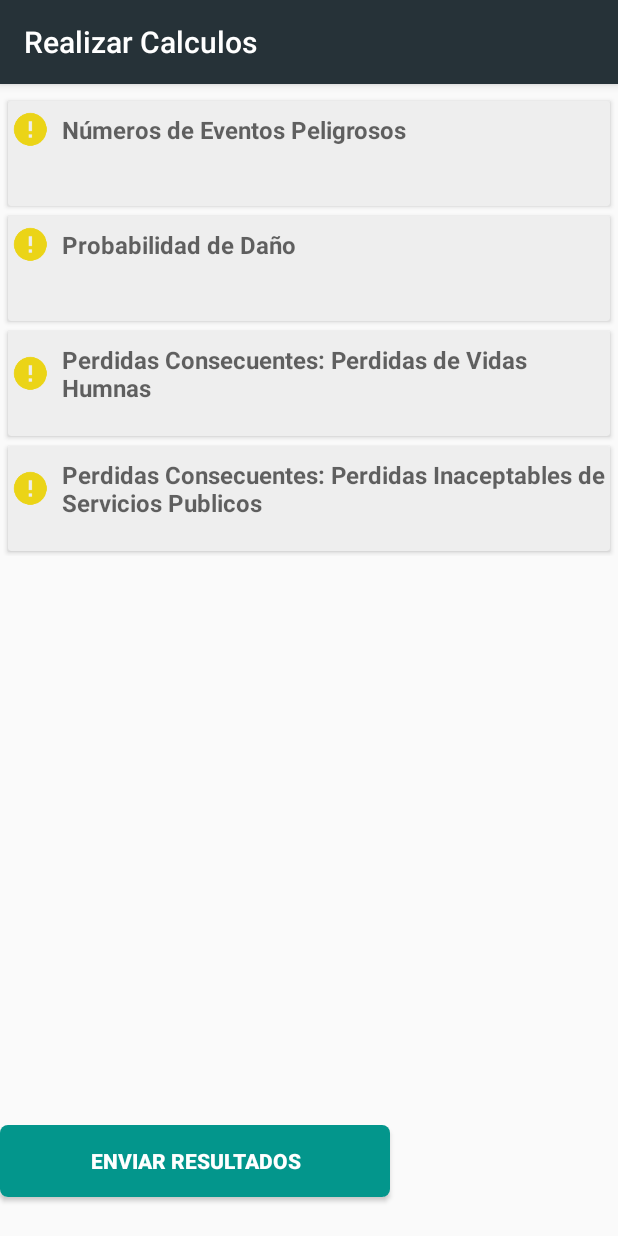
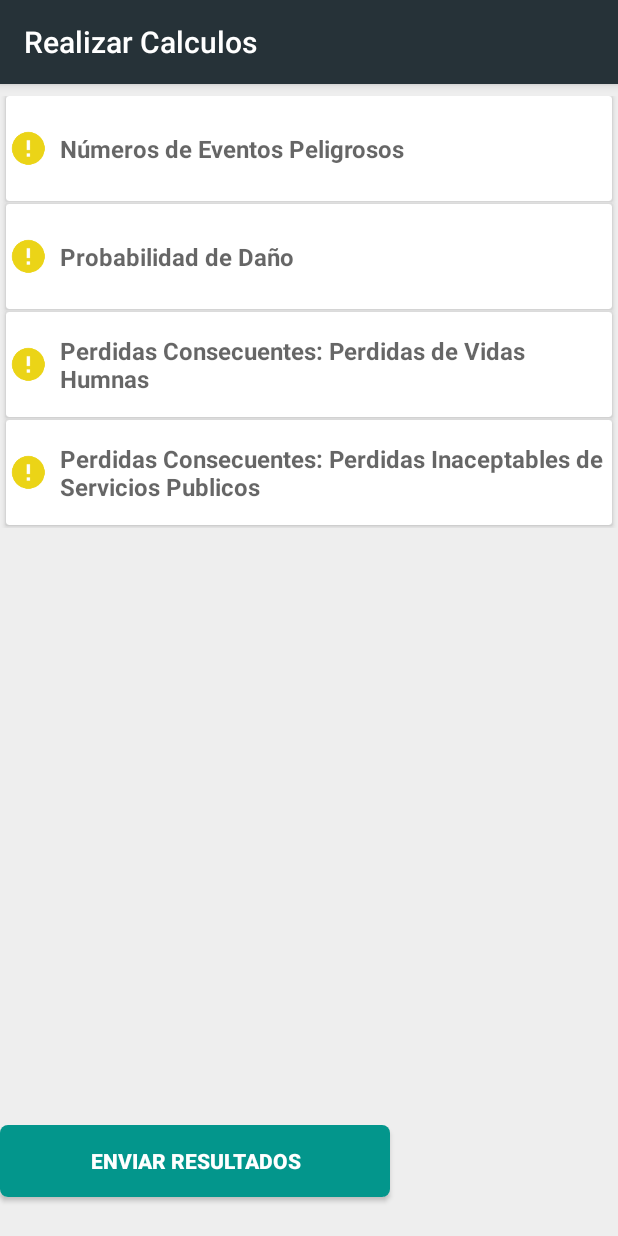
Before and after one commit to catr7/thunderbolt, an Android app: the RealizarCalculosActivity screen opened directly, with no data from a screen before it, on a phone screen of 412 x 824 dp. Run offline under Robolectric (Android 15) with nearby library versions, the phone set to English and light mode, and no system bars; libraries missing offline, so code that uses them is left out: com.j256.ormlite; 1 statement that could not run was skipped.

Commit message:
se arreglan problemas de estilo

```diff
--- a/Thunderbolt/app/src/main/res/layout/activity_realizar_calculos.xml
+++ b/Thunderbolt/app/src/main/res/layout/activity_realizar_calculos.xml
@@ -5,6 +5,7 @@
     android:layout_width="match_parent"
     android:layout_height="match_parent"
     android:fitsSystemWindows="true"
+    android:background="@color/windowBackground"
     tools:context="com.thunderbolt.android.vista.CrearProyectoActivity">
 
     <android.support.design.widget.AppBarLayout
--- a/Thunderbolt/app/src/main/res/layout/cv_calculos_princiaples.xml
+++ b/Thunderbolt/app/src/main/res/layout/cv_calculos_princiaples.xml
@@ -5,19 +5,18 @@
     android:id="@+id/cvGenericValues"
     android:layout_width="match_parent"
     android:layout_height="70dp"
-    android:layout_marginBottom="3dp"
-    android:layout_marginLeft="5dp"
-    android:layout_marginRight="5dp"
-    android:layout_marginTop="3dp"
-    app:cardBackgroundColor="@color/windowBackground"
+    android:layout_marginBottom="2dp"
+    android:layout_marginLeft="4dp"
+    android:layout_marginRight="4dp"
+    android:padding="3dp"
     card_view:cardCornerRadius="30dp"
-    card_view:cardElevation="30dp"
-    android:padding="3dp">
+    card_view:cardElevation="30dp">
 
     <LinearLayout
         android:layout_width="match_parent"
         android:layout_height="wrap_content"
-        android:orientation="horizontal">
+        android:orientation="horizontal"
+        android:layout_gravity="center">
 
         <ImageView
             android:id="@+id/imgVEstatusCalculo"
```
Also changed, not shown: Thunderbolt/app/src/main/res/layout/activity_numero_eventos_peligrosos.xml (+5 -7 lines).
